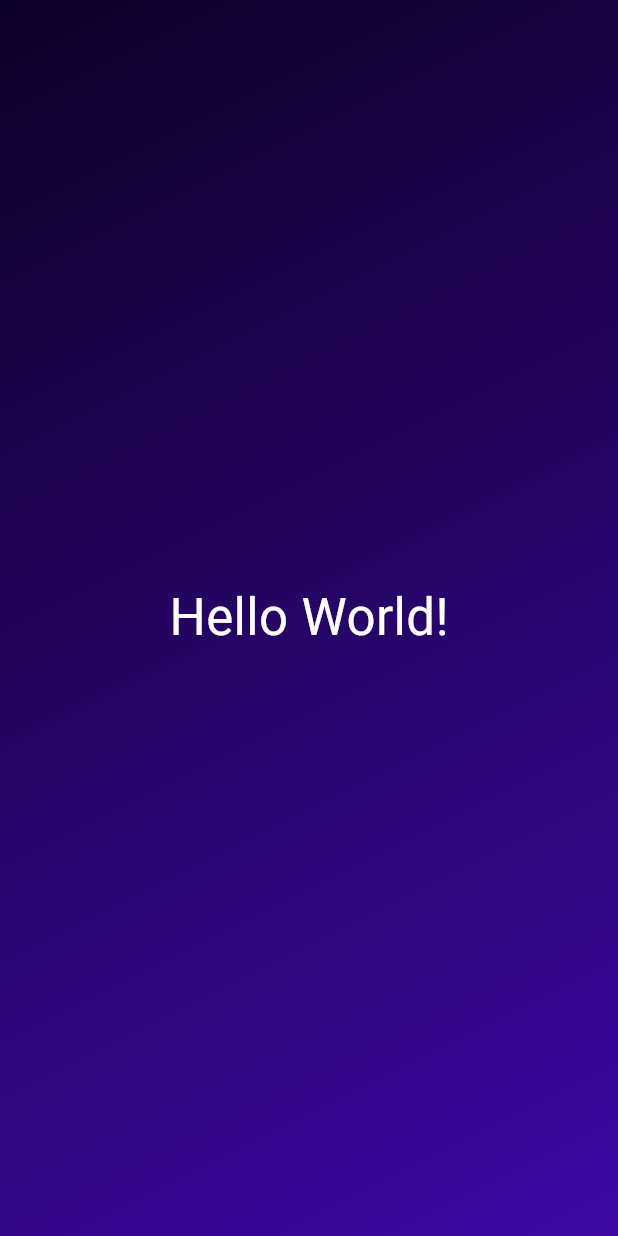
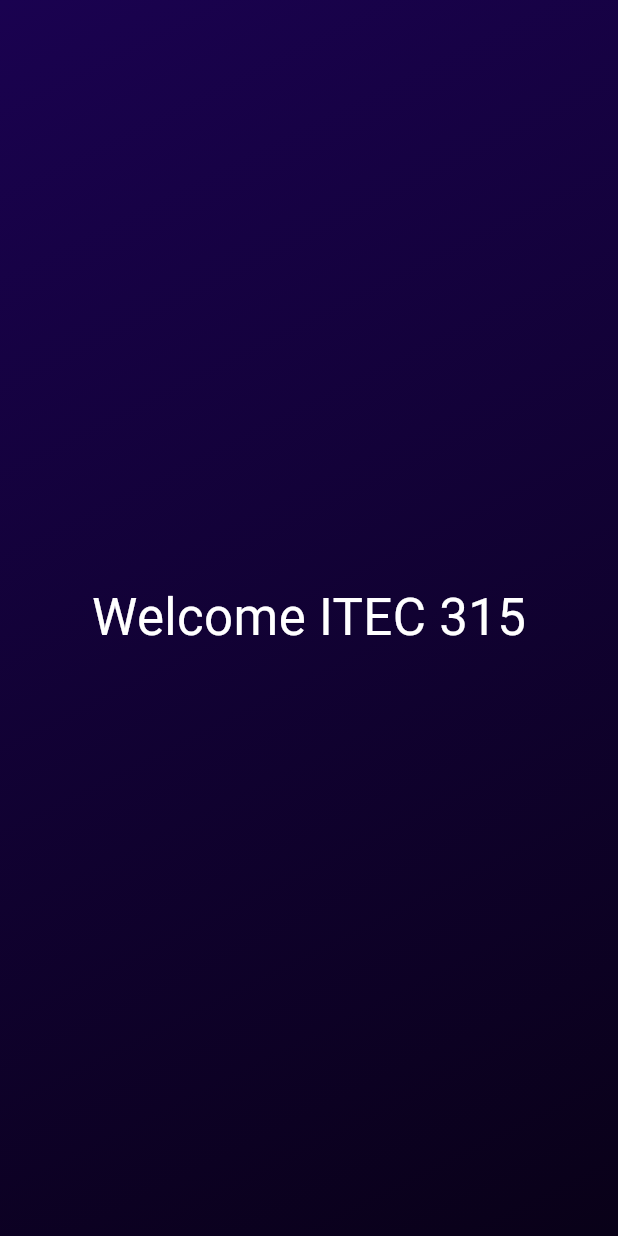
Before and after one commit to CompSciChriss/first_app, a Flutter app: the screen it shows after launch, on a phone screen of 412 x 824 dp. Run offline on Flutter 3.47's test engine with Material 3 defaults, Android fonts, the phone set to English and light mode, and no system bars.

Commit message:
Finished Gradient Container and Centered Widget

```diff
--- /dev/null
+++ b/lib/centered.dart
@@ -0,0 +1,18 @@
+import 'package:flutter/material.dart';
+
+class Centered extends StatelessWidget{
+  Centered(this.text, {super.key});
+  String text;
+  @override
+  Widget build(BuildContext context) {
+    return Center(
+        child: Text(
+          text,
+          style: const TextStyle(
+            color: Colors.white,
+            fontSize: 34,
+          ),
+        ),
+      );
+  }
+}
--- /dev/null
+++ b/lib/gradient_container.dart
@@ -0,0 +1,22 @@
+import 'package:first_app/centered.dart';
+import 'package:flutter/material.dart';
+
+class GradientContainer extends StatelessWidget {
+  const GradientContainer({super.key});
+  @override
+  Widget build(context) {
+    return Container(
+      decoration: const BoxDecoration(
+        gradient: LinearGradient(
+          begin: Alignment.topLeft,
+          end: Alignment.bottomRight,
+          colors: [
+            Color.fromARGB(255, 26, 2, 80),
+            Color.fromARGB(255, 9, 1, 24),
+          ],
+        ),
+      ),
+      child: Centered("Welcome ITEC 315"),
+    );
+  }
+}
--- a/lib/main.dart
+++ b/lib/main.dart
@@ -1,5 +1,5 @@
 import 'package:flutter/material.dart';
-
+import 'gradient_container.dart';
 void main() {
   runApp(
     MaterialApp(
@@ -9,31 +9,3 @@ void main() {
     ),
   );
 }
-
-class GradientContainer extends StatelessWidget {
-  const GradientContainer({super.key});
-  @override
-  Widget build(context) {
-    return Container(
-      decoration: const BoxDecoration(
-        gradient: LinearGradient(
-          colors: [
-            Color.fromARGB(255, 12, 1, 39),
-            Color.fromARGB(255, 63, 8, 165),
-          ],
-          begin: Alignment.topLeft,
-          end: Alignment.bottomRight,
-        ),
-      ),
-      child: const Center(
-        child: Text(
-          'Hello World!',
-          style: TextStyle(
-            color: Colors.white,
-            fontSize: 34,
-          ),
-        ),
-      ),
-    );
-  }
-}
```
